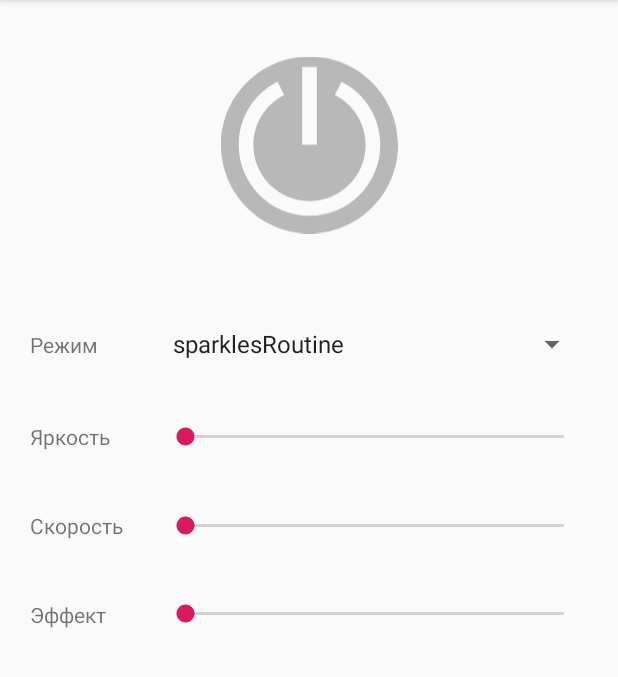
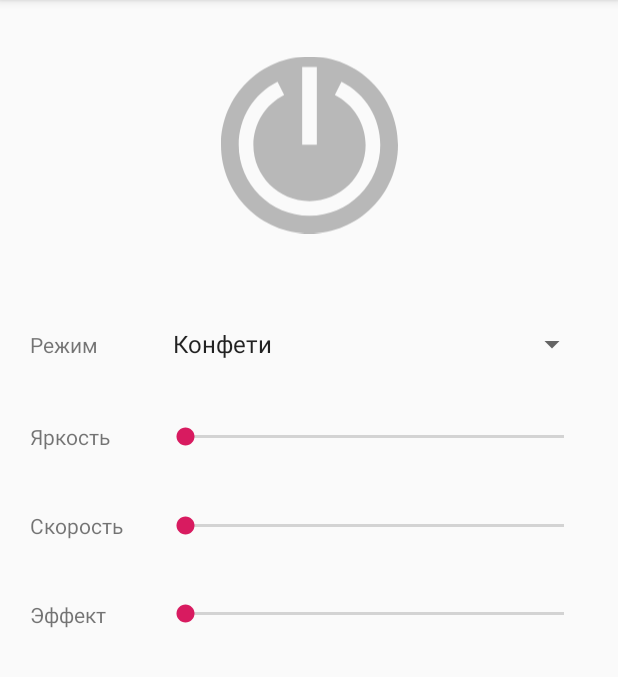
Before and after one commit to ifgesha/LavaLamp, an Android app: the screen it shows after launch (MainActivity), on a phone screen of 412 x 824 dp, the part 84-761 px from its top. Run offline under Robolectric (Android 15) with nearby library versions, the phone set to English and light mode, and no system bars.

```diff
--- a/app/src/main/java/com/mirk/gyverlamp/MainActivity.java
+++ b/app/src/main/java/com/mirk/gyverlamp/MainActivity.java
@@ -14,8 +14,10 @@ import android.view.Gravity;
 import android.view.Menu;
 import android.view.MenuItem;
 import android.view.View;
+import android.widget.AdapterView;
 import android.widget.ImageButton;
 import android.widget.SeekBar;
+import android.widget.Spinner;
 import android.widget.Toast;
 
 import java.io.IOException;
@@ -45,9 +47,11 @@ public class MainActivity extends AppCompatActivity implements SeekBar.OnSeekBar
     public int responseSize = 8000;
 
     ImageButton imageButton;
+    Spinner spinner;
     SeekBar seekBarBrightness;
     SeekBar seekBarMode;
     SeekBar seekBarSpeed;
+
 
     public static final String PREF = "lampPrefs";
     private SharedPreferences sharedPreferences;
@@ -59,24 +63,24 @@ public class MainActivity extends AppCompatActivity implements SeekBar.OnSeekBar
         Toolbar toolbar = findViewById(R.id.toolbar);
         setSupportActionBar(toolbar);
 
+        imageButton = findViewById(R.id.buttonPower);
+        spinner = (Spinner)findViewById(R.id.spinner);
+        seekBarBrightness = ((SeekBar)findViewById(R.id.seekBarBrightness));
+        seekBarMode = (SeekBar)findViewById(R.id.seekBarMode);
+        seekBarSpeed = (SeekBar)findViewById(R.id.seekBarSpeed);
 
        // Получить настройки
         getPreferences();
-
 
         // Проверить сокдинение с лампой при запуске приложения
         new TaskUDP().execute("GET", "need_response");
 
 
-       // Toast.makeText(this,"Не настроен IP / порт", Toast.LENGTH_LONG).show();
-
         // Включение/Включение лампы
-        imageButton = findViewById(R.id.buttonPower);
         imageButton.setOnClickListener(new View.OnClickListener()
         {
             public void onClick(View v)
             {
-
             Log.i("lamp", "Click ");
             // меняем изображение на кнопке
             if (power == 1){
@@ -84,50 +88,28 @@ public class MainActivity extends AppCompatActivity implements SeekBar.OnSeekBar
             } else {
                 new TaskUDP().execute("P_ON", "need_response");
             }
-
             }
         });
 
+        // Режим
+        spinner.setOnItemSelectedListener(new AdapterView.OnItemSelectedListener() {
+            @Override
+            public void onItemSelected(AdapterView<?> parentView, View selectedItemView, int position, long id) {
+                Log.i("spinner", "position = " + position );
+                new TaskUDP().execute("EFF" + position, "need_response");
+            }
+            @Override
+            public void onNothingSelected(AdapterView<?> parentView) {}
+
+        });
+
+
         // Ползунки
-
-        seekBarBrightness = ((SeekBar)findViewById(R.id.seekBarBrightness));
         seekBarBrightness.setOnSeekBarChangeListener(this);
-
-        seekBarMode = (SeekBar)findViewById(R.id.seekBarMode);
         seekBarMode.setOnSeekBarChangeListener(this);
-
-        seekBarSpeed = (SeekBar)findViewById(R.id.seekBarSpeed);
         seekBarSpeed.setOnSeekBarChangeListener(this);
 
     }
-
-
-
-
-
-
-
-
-    @Override
-    public void onProgressChanged(SeekBar seekBar, int progress, boolean fromUser) {
-        switch (seekBar.getId()) {
-            case R.id.seekBarBrightness: new TaskUDP().execute("BRI"+progress, "send");  break;
-            case R.id.seekBarSpeed:      new TaskUDP().execute("SPD"+progress, "send");  break;
-            case R.id.seekBarMode:       new TaskUDP().execute("SCA"+progress, "send");  break;
-        }
-
-    }
-
-    @Override
-    public void onStartTrackingTouch(SeekBar seekBar) {
-    }
-
-    @Override
-    public void onStopTrackingTouch(SeekBar seekBar) {
-    }
-
-
-
 
 
 
@@ -143,6 +125,24 @@ public class MainActivity extends AppCompatActivity implements SeekBar.OnSeekBar
         new TaskUDP().execute("GET", "need_response");
 
     }
+
+
+
+
+    @Override
+    public void onProgressChanged(SeekBar seekBar, int progress, boolean fromUser) {
+        switch (seekBar.getId()) {
+            case R.id.seekBarBrightness: new TaskUDP().execute("BRI"+progress, "send");  break;
+            case R.id.seekBarSpeed:      new TaskUDP().execute("SPD"+progress, "send");  break;
+            case R.id.seekBarMode:       new TaskUDP().execute("SCA"+progress, "send");  break;
+        }
+
+    }
+    @Override
+    public void onStartTrackingTouch(SeekBar seekBar) {    }
+    @Override
+    public void onStopTrackingTouch(SeekBar seekBar) {    }
+
 
 
     private void getPreferences(){
@@ -208,6 +208,7 @@ public class MainActivity extends AppCompatActivity implements SeekBar.OnSeekBar
                 imageButton.setColorFilter( getResources().getColor(R.color.colorNoConnect));
             }
 
+            spinner.setSelection(mode);
 
             seekBarBrightness.setProgress(brightness);
             seekBarSpeed.setProgress(speed);
@@ -251,8 +252,6 @@ public class MainActivity extends AppCompatActivity implements SeekBar.OnSeekBar
         return true;
 
     }
-
-
 
 
 
@@ -318,5 +317,4 @@ public class MainActivity extends AppCompatActivity implements SeekBar.OnSeekBar
     }
 
 
-
 }
--- a/app/src/main/res/values/strings.xml
+++ b/app/src/main/res/values/strings.xml
@@ -11,26 +11,27 @@
     <string name="not_setup">\n\nНе настроен IP / порт\n\n</string>
 
     <string-array name="array_name">
-       <item name="0">sparklesRoutine</item>
-       <item name="1">fireRoutine</item>
-       <item name="2">rainbowVertical</item>
-       <item name="3">rainbowHorizontal</item>
-       <item name="4">colorsRoutine</item>
-       <item name="5">madnessNoise</item>
-       <item name="6">cloudNoise</item>
-       <item name="7">lavaNoise</item>
-       <item name="8">plasmaNoise</item>
-       <item name="9">rainbowNoise</item>
-       <item name="10"> rainbowStripeNoise</item>
-       <item name="11"> zebraNoise</item>
-       <item name="12"> forestNoise</item>
-       <item name="13"> oceanNoise</item>
-       <item name="14"> colorRoutine</item>
-       <item name="15"> snowRoutine</item>
-       <item name="16"> matrixRoutine</item>
-       <item name="17"> lightersRoutine</item>
+        <item>Конфети</item>
+        <item>Огонь</item>
+        <item>Радуга вертикальная</item>
+        <item>Радуга горизонтальная</item>
+        <item>Смена цвета</item>
+        <item>Безумие</item>
+        <item>Облока</item>
+        <item>Лава</item>
+        <item>Плазма</item>
+        <item>Радуга</item>
+        <item>Павлин</item>
+        <item>Зебра</item>
+        <item>Лес</item>
+        <item>Океан</item>
+        <item>Постоянный цвет</item>
+        <item>Снег</item>
+        <item>Матрица</item>
+        <item>Светлячки</item>
+    </string-array>
 
 
-    </string-array>
+
 
 </resources>
```
Lines whose indentation alone changed are shown as unchanged.
